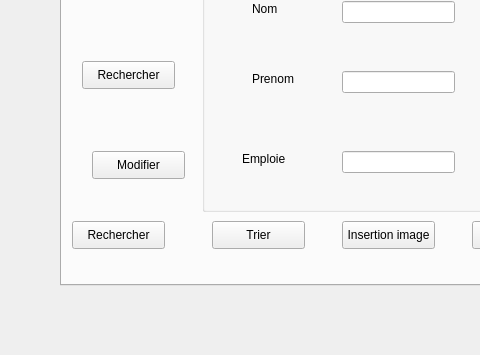
Before: the Qt Designer form Desktop/gestiodesemployees/mainwindow.ui in dhiaeddine12/olympic_games_2A20, drawn with Qt 5; both pictures show x 0 to 480 and y 245 to 600 of the 800 by 600 pixel window.
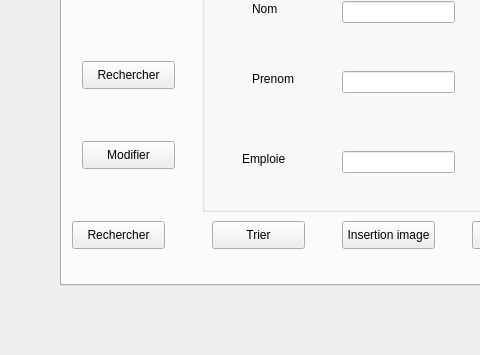
After: the same form once the commit is applied.

Diff of the .ui file:
```diff
--- a/Desktop/gestiodesemployees/mainwindow.ui
+++ b/Desktop/gestiodesemployees/mainwindow.ui
@@ -203,8 +203,8 @@
      <widget class="QPushButton" name="pushButton_6">
       <property name="geometry">
        <rect>
-        <x>30</x>
-        <y>360</y>
+        <x>20</x>
+        <y>350</y>
         <width>93</width>
         <height>28</height>
        </rect>
```
